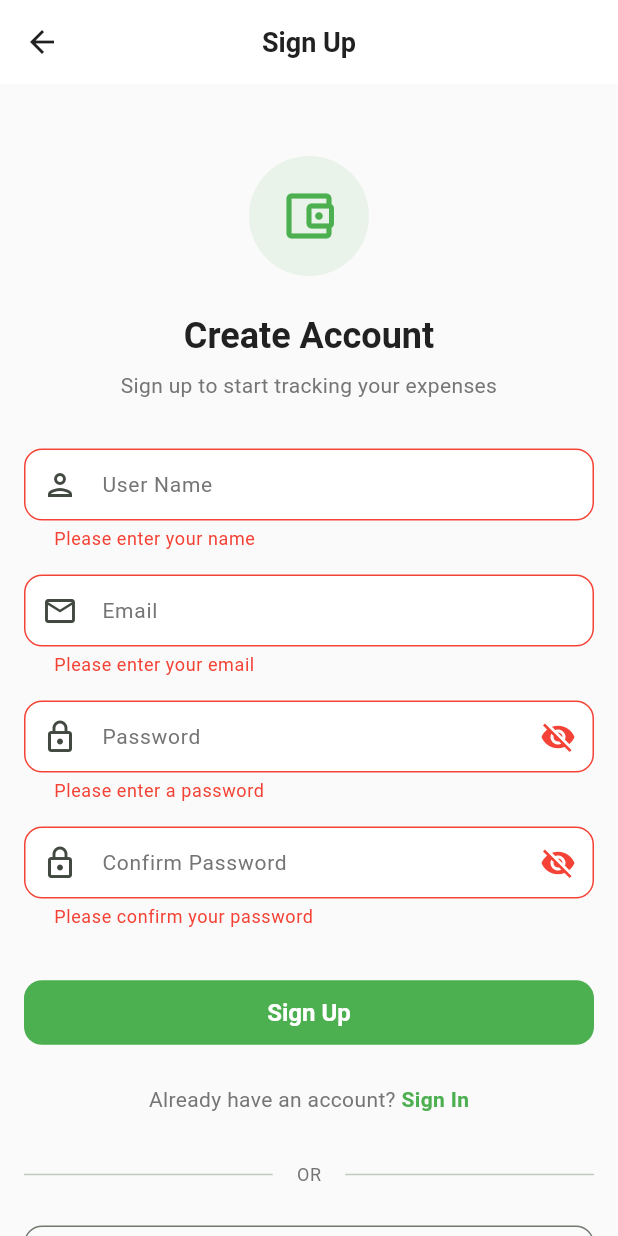
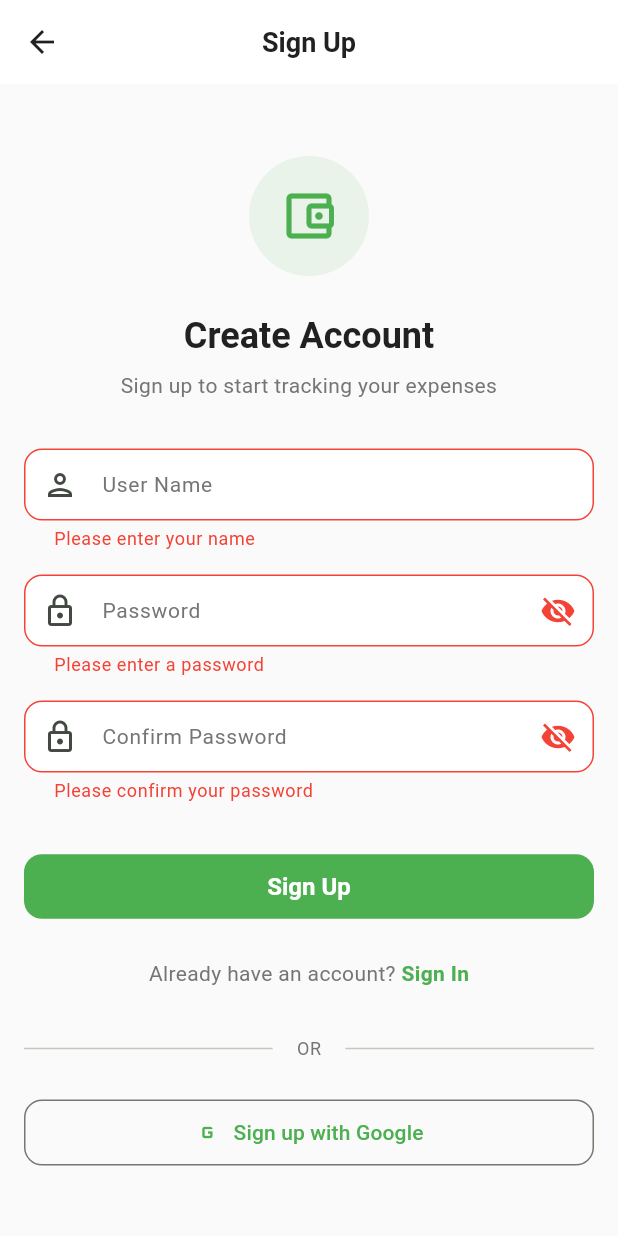
Before and after one commit to ThuraMinThein/my_expense_mobile, a Flutter app: the SignUpScreen screen opened by its route, after a tap on "Sign Up", on a phone screen of 412 x 824 dp. Run offline on Flutter 3.47's test engine with Material 3 defaults, Android fonts, the phone set to English and light mode, and no system bars; our stand-ins replace dio, fl_chart, flutter_riverpod, go_router, google_sign_in, shared_preferences; accounts and stored records are empty.

Commit message:
add: user data in auth

```diff
--- a/lib/features/auth/providers/auth_provider.dart
+++ b/lib/features/auth/providers/auth_provider.dart
@@ -9,23 +9,23 @@ enum AuthStatus { initial, authenticated, unauthenticated, loading, error }
 
 class AuthState {
   final AuthStatus status;
-  final String? token;
+  final UserData? user;
   final String? errorMessage;
 
   const AuthState({
     this.status = AuthStatus.initial,
-    this.token,
+    this.user,
     this.errorMessage,
   });
 
   AuthState copyWith({
     AuthStatus? status,
-    String? token,
+    UserData? user,
     String? errorMessage,
   }) {
     return AuthState(
       status: status ?? this.status,
-      token: token ?? this.token,
+      user: user ?? this.user,
       errorMessage: errorMessage,
     );
   }
@@ -49,11 +49,18 @@ class AuthNotifier extends StateNotifier<AuthState> {
 
   Future<void> _checkAuthStatus() async {
     final token = _prefs.getString('auth_token');
+    final userJson = _prefs.getString('user_data');
 
     if (token != null && token.isNotEmpty) {
       _apiService.setAuthToken(token);
       // Ideally verify token validity with backend here
-      state = state.copyWith(status: AuthStatus.authenticated);
+      if (userJson != null) {
+        // Parse user data - simplifying for now as we don't have a fromJson yet
+        // In a real app, you'd parse the JSON or fetch profile
+        state = state.copyWith(status: AuthStatus.authenticated);
+      } else {
+        state = state.copyWith(status: AuthStatus.authenticated);
+      }
     } else {
       state = state.copyWith(status: AuthStatus.unauthenticated);
     }
@@ -64,14 +71,21 @@ class AuthNotifier extends StateNotifier<AuthState> {
     try {
       final response = await _apiService.login(userName, password);
       final token = response['access_token'];
+      final userData = response['user'];
 
       if (token != null) {
         await _prefs.setString('auth_token', token);
         _apiService.setAuthToken(token);
 
         // Map response to UserData
+        final user = UserData(
+          id: userData['id'].toString(),
+          name: userData['username'],
+          email: userData['email'],
+          photoUrl: userData['picture'],
+        );
 
-        state = state.copyWith(status: AuthStatus.authenticated, token: token);
+        state = state.copyWith(status: AuthStatus.authenticated, user: user);
       } else {
         state = state.copyWith(
           status: AuthStatus.error,
@@ -93,11 +107,18 @@ class AuthNotifier extends StateNotifier<AuthState> {
       // Assuming register returns same as login or success message
       // If it auto-logins:
       final token = response['access_token'];
+      final userData = response['user'];
 
       if (token != null) {
         await _prefs.setString('auth_token', token);
         _apiService.setAuthToken(token);
-        state = state.copyWith(status: AuthStatus.authenticated, token: token);
+        final user = UserData(
+          id: userData['id'].toString(),
+          name: userData['username'],
+          email: userData['email'],
+          photoUrl: userData['picture'],
+        );
+        state = state.copyWith(status: AuthStatus.authenticated, user: user);
       } else {
         // If registration requires login afterwards
         state = state.copyWith(status: AuthStatus.unauthenticated);
@@ -124,10 +145,18 @@ class AuthNotifier extends StateNotifier<AuthState> {
       // 2. Send ID Token to Backend
       final response = await _apiService.signInWithGoogle(idToken);
       final token = response['access_token'];
+      final userData = response['user'];
+
       if (token != null) {
         await _prefs.setString('auth_token', token);
         _apiService.setAuthToken(token);
-        state = state.copyWith(status: AuthStatus.authenticated, token: token);
+        final user = UserData(
+          id: userData['id'].toString(),
+          name: userData['username'],
+          email: userData['email'],
+          photoUrl: userData['picture'],
+        );
+        state = state.copyWith(status: AuthStatus.authenticated, user: user);
       }
     } catch (e) {
       state = state.copyWith(
@@ -140,8 +169,9 @@ class AuthNotifier extends StateNotifier<AuthState> {
   Future<void> logout() async {
     await _googleAuthService.signOut();
     await _prefs.remove('auth_token');
+    await _prefs.remove('user_data');
     _apiService.clearAuthToken();
-    state = state.copyWith(status: AuthStatus.unauthenticated, token: null);
+    state = state.copyWith(status: AuthStatus.unauthenticated, user: null);
   }
 }
 
--- a/lib/features/auth/screens/signup_screen.dart
+++ b/lib/features/auth/screens/signup_screen.dart
@@ -33,15 +33,15 @@ class _SignUpScreenState extends ConsumerState<SignUpScreen> {
     super.dispose();
   }
 
-  String? _validateEmail(String? value) {
-    if (value == null || value.isEmpty) {
-      return 'Please enter your email';
-    }
-    if (!RegExp(r'^[\w-\.]+@([\w-]+\.)+[\w-]{2,4}$').hasMatch(value)) {
-      return 'Please enter a valid email';
-    }
-    return null;
-  }
+  // String? _validateEmail(String? value) {
+  //   if (value == null || value.isEmpty) {
+  //     return 'Please enter your email';
+  //   }
+  //   if (!RegExp(r'^[\w-\.]+@([\w-]+\.)+[\w-]{2,4}$').hasMatch(value)) {
+  //     return 'Please enter a valid email';
+  //   }
+  //   return null;
+  // }
 
   String? _validatePassword(String? value) {
     if (value == null || value.isEmpty) {
@@ -195,19 +195,19 @@ class _SignUpScreenState extends ConsumerState<SignUpScreen> {
                 const SizedBox(height: 16),
 
                 // Email field
-                TextFormField(
-                  controller: _emailController,
-                  keyboardType: TextInputType.emailAddress,
-                  decoration: const InputDecoration(
-                    labelText: 'Email',
-                    hintText: 'Enter your email',
-                    prefixIcon: Icon(Icons.email_outlined),
-                  ),
-                  validator: _validateEmail,
-                  textInputAction: TextInputAction.next,
-                ),
+                // TextFormField(
+                //   controller: _emailController,
+                //   keyboardType: TextInputType.emailAddress,
+                //   decoration: const InputDecoration(
+                //     labelText: 'Email',
+                //     hintText: 'Enter your email',
+                //     prefixIcon: Icon(Icons.email_outlined),
+                //   ),
+                //   validator: _validateEmail,
+                //   textInputAction: TextInputAction.next,
+                // ),
 
-                const SizedBox(height: 16),
+                // const SizedBox(height: 16),
 
                 // Password field
                 TextFormField(
```
Also changed, not shown: lib/features/auth/screens/login_screen.dart (+2 -8 lines).
